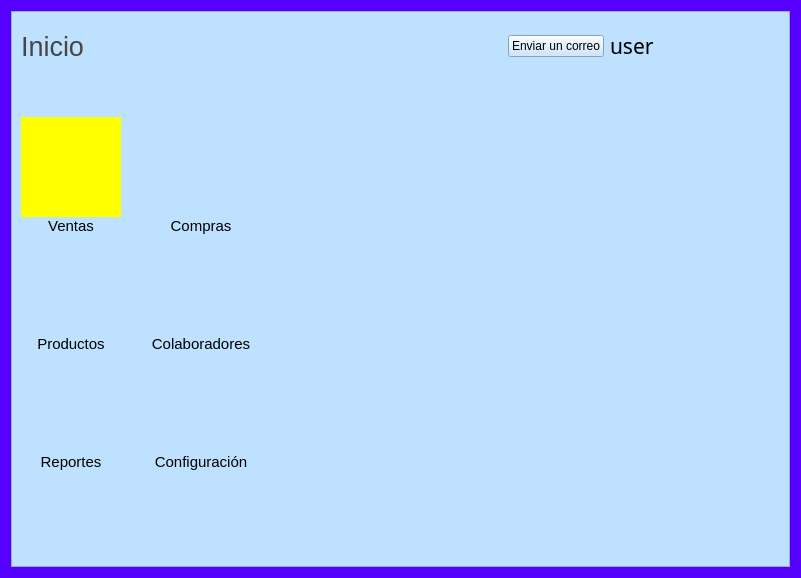
radtek/manager, file ManagerSystem/home.ui: the form before one commit.
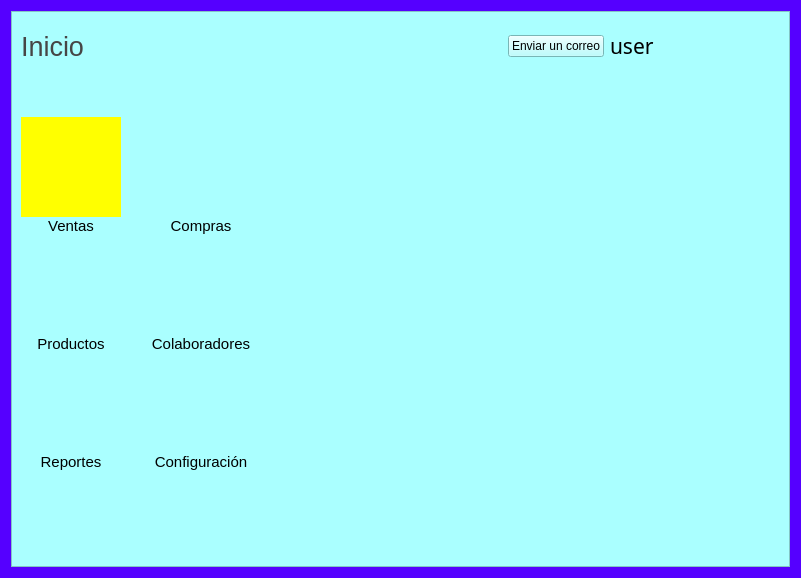
The form after the commit. Icons and pictures are not drawn.

```diff
--- a/ManagerSystem/home.ui
+++ b/ManagerSystem/home.ui
@@ -26,7 +26,7 @@
       <bool>false</bool>
      </property>
      <property name="styleSheet">
-      <string notr="true">background-color: rgb(189, 225, 255);</string>
+      <string notr="true">background-color: rgb(170, 255, 255);</string>
      </property>
      <property name="frameShape">
       <enum>QFrame::StyledPanel</enum>
```
